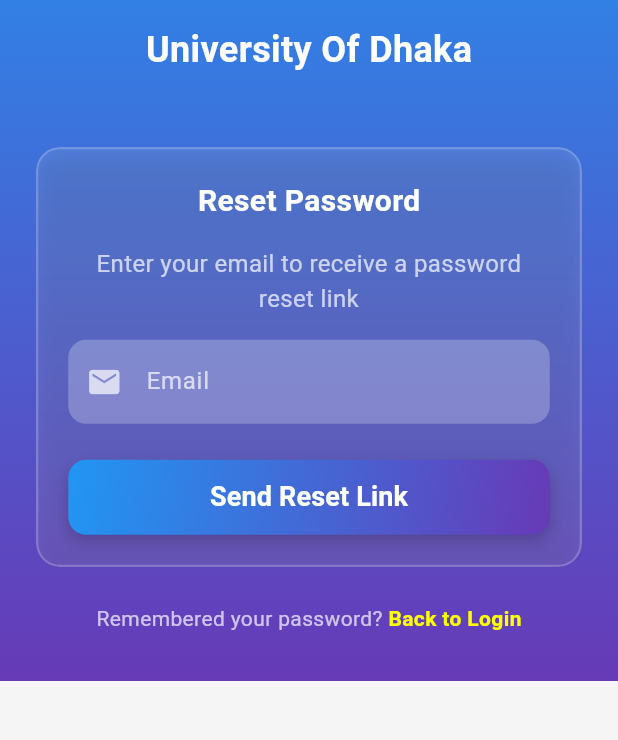
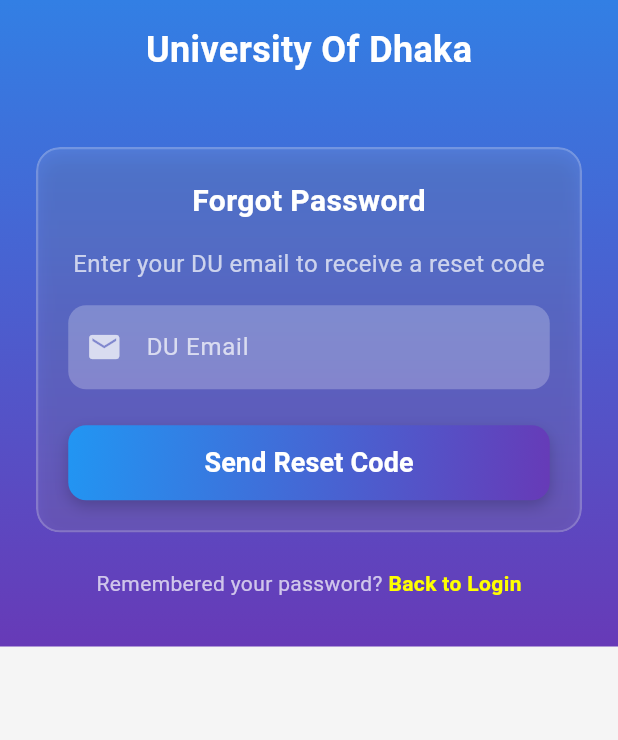
Before and after one commit to Sandra-Sara/BackendTeacherStudentApp, a Flutter app: the ForgotPasswordPage screen opened directly, on a phone screen of 412 x 824 dp, the part 213-953 px from its top. Run offline on Flutter 3.47's test engine with Material 3 defaults, Android fonts, the phone set to English and light mode, and no system bars; drawn by our look-alikes of flutter_animate; our stand-ins replace file_picker, image_picker, shared_preferences, supabase_flutter; accounts and stored records are empty.

Commit message:
Update forgot_password_page.dart

```diff
--- a/lib/forgot_password_page.dart
+++ b/lib/forgot_password_page.dart
@@ -1,7 +1,8 @@
 import 'package:flutter/material.dart';
 import 'package:flutter_animate/flutter_animate.dart';
 import 'dart:ui';
-import 'package:supabase_flutter/supabase_flutter.dart'; // Supabase যোগ করুন
+import 'package:supabase_flutter/supabase_flutter.dart';
+import 'resetPasswordScreen.dart'; // Import the ResetPasswordScreen
 
 class ForgotPasswordPage extends StatefulWidget {
   const ForgotPasswordPage({super.key});
@@ -12,50 +13,56 @@ class ForgotPasswordPage extends StatefulWidget {
 
 class _ForgotPasswordPageState extends State<ForgotPasswordPage> {
   final TextEditingController emailController = TextEditingController();
-  final SupabaseClient supabase = Supabase.instance.client; // Supabase ইনস্ট্যান্স
+  final SupabaseClient supabase = Supabase.instance.client;
+  bool _isLoading = false;
+  String? _errorMessage;
 
   Future<void> _handleResetPassword() async {
-    String email = emailController.text.trim();
+    if (_isLoading) return;
+
+    setState(() {
+      _isLoading = true;
+      _errorMessage = null;
+    });
+
+    final email = emailController.text.trim();
 
     if (email.isEmpty) {
-      ScaffoldMessenger.of(context).showSnackBar(
-        const SnackBar(
-          content: Text("Please enter your email"),
-          backgroundColor: Colors.redAccent,
-        ),
-      );
+      setState(() {
+        _errorMessage = "Please enter your DU email";
+        _isLoading = false;
+      });
       return;
     }
 
-    if (!email.contains("@") || !email.contains(".")) {
-      ScaffoldMessenger.of(context).showSnackBar(
-        const SnackBar(
-          content: Text("Please enter a valid email"),
-          backgroundColor: Colors.redAccent,
-        ),
-      );
+    if (!RegExp(r'^[^@]+@[^@]+\.[^@]+').hasMatch(email)) {
+      setState(() {
+        _errorMessage = "Please enter a valid DU email address";
+        _isLoading = false;
+      });
       return;
     }
 
     try {
-      await supabase.auth.resetPasswordForEmail(
-        email,
-        redirectTo: 'devcode://request-reset-password', // ডীপ লিঙ্ক
-      );
+      await supabase.auth.resetPasswordForEmail(email); // No redirectTo for code-based flow
       ScaffoldMessenger.of(context).showSnackBar(
         const SnackBar(
-          content: Text("Password reset link sent to your email"),
+          content: Text("Reset code sent to your email! Check your inbox."),
           backgroundColor: Colors.greenAccent,
         ),
       );
-      Navigator.pushNamed(context, '/request-reset'); // RequestResetPasswordScreen-এ যান
-    } catch (e) {
-      ScaffoldMessenger.of(context).showSnackBar(
-        SnackBar(
-          content: Text("Error: $e"),
-          backgroundColor: Colors.redAccent,
+      Navigator.push(
+        context,
+        MaterialPageRoute(
+          builder: (context) => ResetPasswordScreen(email: email),
         ),
       );
+    } catch (e) {
+      setState(() {
+        _errorMessage = "Error: ${e.toString()}";
+      });
+    } finally {
+      setState(() => _isLoading = false);
     }
   }
 
@@ -139,7 +146,7 @@ class _ForgotPasswordPageState extends State<ForgotPasswordPage> {
                         child: Column(
                           children: [
                             const Text(
-                              'Reset Password',
+                              'Forgot Password',
                               style: TextStyle(
                                 fontSize: 20,
                                 fontWeight: FontWeight.bold,
@@ -148,7 +155,7 @@ class _ForgotPasswordPageState extends State<ForgotPasswordPage> {
                             ).animate().fadeIn(duration: 600.ms),
                             const SizedBox(height: 16),
                             const Text(
-                              'Enter your email to receive a password reset link',
+                              'Enter your DU email to receive a reset code',
                               style: TextStyle(
                                 fontSize: 16,
                                 color: Colors.white70,
@@ -166,8 +173,8 @@ class _ForgotPasswordPageState extends State<ForgotPasswordPage> {
                                   borderRadius: BorderRadius.circular(12),
                                   borderSide: BorderSide.none,
                                 ),
-                                labelText: 'Email',
-                                hintText: 'e.g. user@example.com',
+                                labelText: 'DU Email',
+                                hintText: 'e.g., student@du.ac.bd',
                                 prefixIcon: const Icon(Icons.email, color: Colors.white70),
                                 labelStyle: const TextStyle(color: Colors.white70),
                                 hintStyle: const TextStyle(color: Colors.white54),
@@ -183,6 +190,13 @@ class _ForgotPasswordPageState extends State<ForgotPasswordPage> {
                               curve: Curves.easeOut,
                             )
                                 .fadeIn(duration: 600.ms),
+                            if (_errorMessage != null) ...[
+                              const SizedBox(height: 8),
+                              Text(
+                                _errorMessage!,
+                                style: const TextStyle(color: Colors.redAccent, fontSize: 14),
+                              ),
+                            ],
                             const SizedBox(height: 24),
                             Container(
                               width: double.infinity,
@@ -203,7 +217,7 @@ class _ForgotPasswordPageState extends State<ForgotPasswordPage> {
                                 ],
                               ),
                               child: ElevatedButton(
-                                onPressed: _handleResetPassword,
+                                onPressed: _isLoading ? null : _handleResetPassword,
                                 style: ElevatedButton.styleFrom(
                                   backgroundColor: Colors.transparent,
                                   shadowColor: Colors.transparent,
@@ -211,8 +225,17 @@ class _ForgotPasswordPageState extends State<ForgotPasswordPage> {
                                     borderRadius: BorderRadius.circular(12),
                                   ),
                                 ),
-                                child: const Text(
-                                  "Send Reset Link",
+                                child: _isLoading
+                                    ? const SizedBox(
+                                  width: 24,
+                                  height: 24,
+                                  child: CircularProgressIndicator(
+                                    color: Colors.white,
+                                    strokeWidth: 2,
+                                  ),
+                                )
+                                    : const Text(
+                                  "Send Reset Code",
                                   style: TextStyle(
                                     fontSize: 18,
                                     fontWeight: FontWeight.bold,
```
